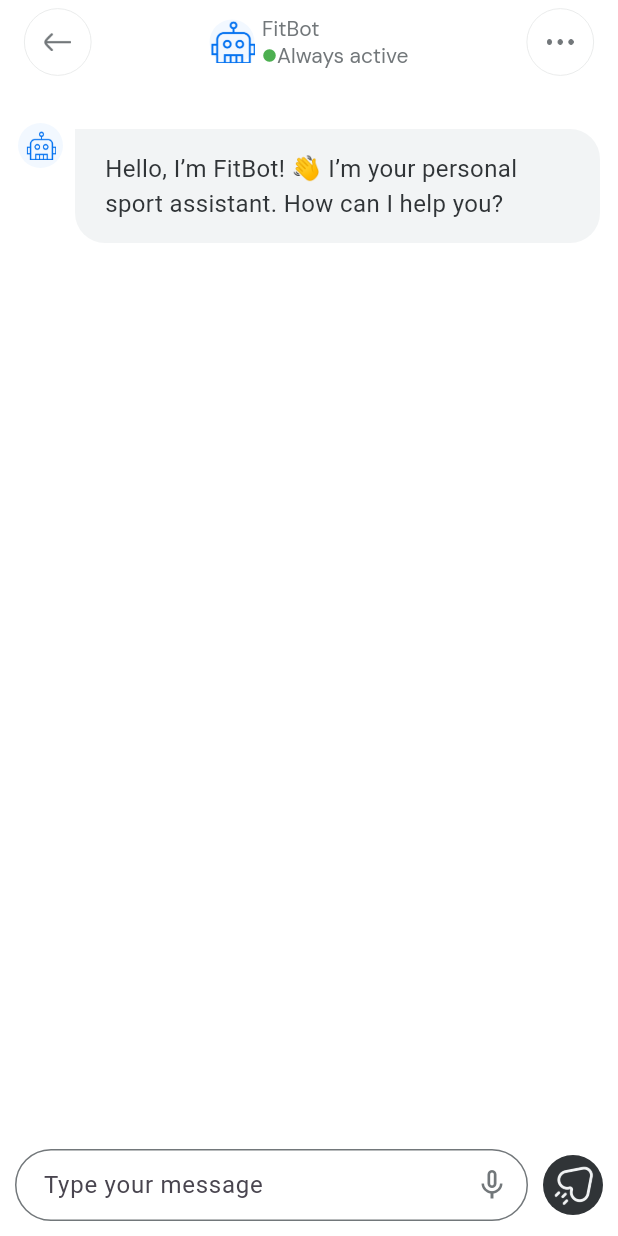
After one commit to Mohit-09-G/Fitness-Chatbot, a Flutter app: the ChatBotScreen screen opened by its route, on a phone screen of 412 x 824 dp. The commit adds this screen. Run offline on Flutter 3.47's test engine with Material 3 defaults, Android fonts, the light colour scheme and no system bars; our stand-ins replace get, get_it, google_fonts.

Commit message:
added chatbot

```diff
--- /dev/null
+++ b/lib/binding/chatbot/chatbot_binding.dart
@@ -0,0 +1,10 @@
+import 'package:fitnessbot/di/injection.dart';
+import 'package:fitnessbot/presentaion/contoller/chatbot/chatbot_contoller.dart';
+import 'package:get/get.dart';
+
+class ChatbotBinding extends Bindings {
+  @override
+  void dependencies() {
+    Get.lazyPut<ChatbotContoller>(() => getIt<ChatbotContoller>());
+  }
+}
--- a/lib/config/app_images.dart
+++ b/lib/config/app_images.dart
@@ -10,4 +10,8 @@ class AppImages {
   static const String star = 'assets/images/Star.png';
   static const String clock = 'assets/images/Time Circle 6.png';
   static const String pin = 'assets/images/Pin.png';
+  static const String backbutton = 'assets/images/back_button.png';
+  static const String threeDots = "assets/images/threedots.png";
+  static const String cchatbot = "assets/images/chatbot.png";
+  static const String sed = 'assets/images/Send 2.png';
 }
--- a/lib/config/app_routes.dart
+++ b/lib/config/app_routes.dart
@@ -1,4 +1,5 @@
 class AppRoutes {
   static const String home = '/home';
   static const String mainScreen = '/main';
+  static const String chatBotScreen = '/chatbot';
 }
--- a/lib/di/injection.dart
+++ b/lib/di/injection.dart
@@ -1,3 +1,4 @@
+import 'package:fitnessbot/presentaion/contoller/chatbot/chatbot_contoller.dart';
 import 'package:fitnessbot/presentaion/contoller/home/home_contoller.dart';
 import 'package:fitnessbot/presentaion/mainscreen/contoller/main_screen_contoller.dart';
 import 'package:fitnessbot/presentaion/mainscreen/contoller/statcontoller/statstics_contoller.dart';
@@ -10,4 +11,5 @@ Future<void> init() async {
   getIt.registerFactory<HomeContoller>(() => HomeContoller());
   getIt.registerFactory<MainScreenContoller>(() => MainScreenContoller());
   getIt.registerFactory<StatsticsContoller>(() => StatsticsContoller());
+  getIt.registerFactory<ChatbotContoller>(() => ChatbotContoller());
 }
--- a/lib/pages.dart
+++ b/lib/pages.dart
@@ -1,7 +1,9 @@
+import 'package:fitnessbot/binding/chatbot/chatbot_binding.dart';
 import 'package:fitnessbot/binding/home/home_binding.dart';
 import 'package:fitnessbot/binding/manscreen/mainscreenbinding.dart';
 import 'package:fitnessbot/config/app_routes.dart';
 import 'package:fitnessbot/presentaion/mainscreen/screen/mainscreen.dart';
+import 'package:fitnessbot/presentaion/screens/chatbot/chat_bot_screen.dart';
 import 'package:fitnessbot/presentaion/screens/home/home_screen.dart';
 import 'package:get/route_manager.dart';
 
@@ -12,6 +14,10 @@ class Pages {
     GetPage(
         name: AppRoutes.mainScreen,
         page: () => Mainscreen(),
-        binding: Mainscreenbinding())
+        binding: Mainscreenbinding()),
+    GetPage(
+        name: AppRoutes.chatBotScreen,
+        page: () => ChatBotScreen(),
+        binding: ChatbotBinding())
   ];
 }
--- /dev/null
+++ b/lib/presentaion/contoller/chatbot/chatbot_contoller.dart
@@ -0,0 +1,80 @@
+import 'dart:convert';
+import 'package:get/get.dart';
+import 'package:fitnessbot/config/app_api.dart';
+import 'package:http/http.dart' as http;
+
+class ChatMessage {
+  final String text;
+  final bool isUser;
+
+  ChatMessage({required this.text, required this.isUser});
+}
+
+class ChatbotContoller extends GetxController {
+  final responseText = ''.obs;
+  final isLoading = false.obs;
+  final messages = <ChatMessage>[].obs;
+
+  @override
+  void onInit() {
+    super.onInit();
+
+    messages.add(ChatMessage(
+      text:
+          "Hello, I’m FitBot! 👋 I’m your personal sport assistant. How can I help you?",
+      isUser: false,
+    ));
+  }
+
+  Future<void> sendMessage(String message) async {
+    bool messageExists = false;
+
+    for (var chat in messages) {
+      if (chat.isUser && chat.text == message) {
+        responseText.value += " $message";
+        messageExists = true;
+        break;
+      }
+    }
+
+    if (!messageExists) {
+      messages.add(ChatMessage(text: message, isUser: true));
+    }
+
+    isLoading.value = true;
+    responseText.value = '';
+
+    try {
+      final response = await http.post(
+        Uri.parse(url),
+        headers: {
+          'Content-Type': 'application/json',
+          'Authorization': 'Bearer $apiKey',
+        },
+        body: jsonEncode({
+          'model': 'gpt-3.5-turbo',
+          'messages': [
+            {'role': 'user', 'content': message}
+          ],
+        }),
+      );
+
+      if (response.statusCode == 200) {
+        final data = jsonDecode(response.body);
+        final reply = data['choices'][0]['message']['content'];
+        responseText.value = reply;
+        messages.add(ChatMessage(text: reply, isUser: false));
+      } else {
+        final errorMsg = 'Error: ${response.statusCode}';
+        responseText.value = errorMsg;
+        messages.add(ChatMessage(text: errorMsg, isUser: false));
+      }
+    } catch (e) {
+      final errorMsg = 'Error: $e';
+      responseText.value = errorMsg;
+      messages.add(ChatMessage(text: errorMsg, isUser: false));
+    } finally {
+      isLoading.value = false;
+    }
+  }
+}
--- a/lib/presentaion/mainscreen/screen/mainscreen.dart
+++ b/lib/presentaion/mainscreen/screen/mainscreen.dart
@@ -1,5 +1,6 @@
 import 'package:fitnessbot/presentaion/mainscreen/contoller/main_screen_contoller.dart';
 import 'package:fitnessbot/presentaion/mainscreen/screen/bottombar/custom_bottom_bar.dart';
+import 'package:fitnessbot/presentaion/screens/chatbot/chat_bot_screen.dart';
 import 'package:fitnessbot/presentaion/screens/home/home_screen.dart';
 import 'package:fitnessbot/presentaion/screens/statistics/statistics.dart';
 import 'package:flutter/material.dart';
@@ -22,8 +23,8 @@ class _MainscreenState extends State<Mainscreen> {
     Statistics(),
     Container(
       height: 50,
-      color: Colors.black,
-    )
+      color: Colors.amber,
+    ),
   ];
 
   @override
--- /dev/null
+++ b/lib/presentaion/screens/chatbot/chat_bot_screen.dart
@@ -0,0 +1,124 @@
+import 'package:fitnessbot/config/app_images.dart';
+import 'package:fitnessbot/presentaion/contoller/chatbot/chatbot_contoller.dart';
+import 'package:fitnessbot/presentaion/screens/chatbot/widgets/chatAppbar.dart';
+import 'package:fitnessbot/presentaion/screens/chatbot/widgets/textfiled.dart';
+import 'package:flutter/material.dart';
+import 'package:get/get.dart';
+
+class ChatBotScreen extends StatelessWidget {
+  ChatBotScreen({super.key});
+
+  final ChatbotContoller chatbotContoller = Get.put(ChatbotContoller());
+  final ScrollController _scrollController = ScrollController();
+
+  void _scrollToBottom() {
+    Future.delayed(const Duration(milliseconds: 100), () {
+      if (_scrollController.hasClients) {
+        _scrollController.animateTo(
+          _scrollController.position.maxScrollExtent,
+          duration: const Duration(milliseconds: 300),
+          curve: Curves.easeOut,
+        );
+      }
+    });
+  }
+
+  @override
+  Widget build(BuildContext context) {
+    return GestureDetector(
+      onTap: () => FocusScope.of(context).unfocus(),
+      child: Scaffold(
+        resizeToAvoidBottomInset: true,
+        appBar: PreferredSize(
+          preferredSize: const Size.fromHeight(70),
+          child: Chatappbar(),
+        ),
+        backgroundColor: Colors.white,
+        body: Column(
+          children: [
+            Expanded(
+              child: Obx(() {
+                WidgetsBinding.instance
+                    .addPostFrameCallback((_) => _scrollToBottom());
+                return ListView.builder(
+                  controller: _scrollController,
+                  padding: const EdgeInsets.all(12),
+                  itemCount: chatbotContoller.messages.length,
+                  itemBuilder: (context, index) {
+                    final msg = chatbotContoller.messages[index];
+                    return Align(
+                      alignment: msg.isUser
+                          ? Alignment.centerRight
+                          : Alignment.centerLeft,
+                      child: Row(
+                        crossAxisAlignment: CrossAxisAlignment.start,
+                        mainAxisSize: MainAxisSize.min,
+                        mainAxisAlignment: msg.isUser
+                            ? MainAxisAlignment.end
+                            : MainAxisAlignment.start,
+                        children: [
+                          if (!msg.isUser)
+                            Container(
+                              decoration: const BoxDecoration(
+                                  shape: BoxShape.circle,
+                                  color: Color(0xffF2F8FF)),
+                              padding: const EdgeInsets.all(5.0),
+                              child: Image.asset(
+                                AppImages.cchatbot,
+                                height: 20,
+                                width: 20,
+                              ),
+                            ),
+                          const SizedBox(width: 8),
+                          Flexible(
+                            child: Container(
+                              padding: const EdgeInsets.symmetric(
+                                  vertical: 15, horizontal: 20),
+                              margin: const EdgeInsets.symmetric(vertical: 4),
+                              decoration: BoxDecoration(
+                                shape: BoxShape.rectangle,
+                                color: msg.isUser
+                                    ? const Color(0xffF2F8FF)
+                                    : const Color(0xffF2F4F5),
+                                borderRadius: BorderRadius.only(
+                                  topLeft: Radius.circular(msg.isUser ? 20 : 0),
+                                  topRight:
+                                      Radius.circular(msg.isUser ? 20 : 20),
+                                  bottomLeft: Radius.circular(20),
+                                  bottomRight:
+                                      Radius.circular(msg.isUser ? 0 : 20),
+                                ),
+                              ),
+                              child: Text(
+                                msg.text,
+                                style: TextStyle(
+                                  fontSize: 16,
+                                  color: msg.isUser
+                                      ? const Color(0xff006BE5)
+                                      : const Color(0xff303437),
+                                ),
+                              ),
+                            ),
+                          ),
+                        ],
+                      ),
+                    );
+                  },
+                );
+              }),
+            ),
+            if (chatbotContoller.isLoading.value)
+              const Padding(
+                padding: EdgeInsets.all(8.0),
+                child: CircularProgressIndicator(),
+              ),
+            const Padding(
+              padding: EdgeInsets.all(10.0),
+              child: Textfiled(),
+            ),
+          ],
+        ),
+      ),
+    );
+  }
+}
--- /dev/null
+++ b/lib/presentaion/screens/chatbot/widgets/chatAppbar.dart
@@ -0,0 +1,67 @@
+import 'package:fitnessbot/config/app_images.dart';
+import 'package:fitnessbot/config/customtextstyle.dart';
+import 'package:fitnessbot/presentaion/screens/home/widgets/circular_white_baground.dart';
+import 'package:flutter/material.dart';
+import 'package:get/get.dart';
+
+class Chatappbar extends StatelessWidget {
+  const Chatappbar({super.key});
+
+  @override
+  Widget build(BuildContext context) {
+    return AppBar(
+      automaticallyImplyLeading: false,
+      backgroundColor: Colors.white,
+      title: Row(
+        mainAxisAlignment: MainAxisAlignment.spaceBetween,
+        children: [
+          InkWell(
+              onTap: () {
+                Get.back();
+              },
+              child: CircularWhiteBaground(imagesPath: AppImages.backbutton)),
+          Row(
+            spacing: 5,
+            children: [
+              Container(
+                  decoration: BoxDecoration(
+                      shape: BoxShape.circle, color: Color(0xffF2F8FF)),
+                  child: Row(
+                    children: [
+                      Image.asset(
+                        AppImages.cchatbot,
+                        height: 30,
+                        width: 30,
+                      ),
+                    ],
+                  )),
+              Column(
+                crossAxisAlignment: CrossAxisAlignment.start,
+                children: [
+                  Text(
+                    "FitBot",
+                    style: AppTextStyles.body14black,
+                  ),
+                  Row(
+                    children: [
+                      Icon(
+                        size: 10,
+                        Icons.circle,
+                        color: Colors.green,
+                      ),
+                      Text(
+                        "Always active",
+                        style: AppTextStyles.body14black,
+                      )
+                    ],
+                  )
+                ],
+              )
+            ],
+          ),
+          CircularWhiteBaground(imagesPath: AppImages.threeDots)
+        ],
+      ),
+    );
+  }
+}
--- /dev/null
+++ b/lib/presentaion/screens/chatbot/widgets/textfiled.dart
@@ -0,0 +1,84 @@
+import 'package:fitnessbot/config/app_images.dart';
+import 'package:fitnessbot/presentaion/contoller/chatbot/chatbot_contoller.dart';
+import 'package:flutter/material.dart';
+import 'package:get/get.dart';
+
+class Textfiled extends StatefulWidget {
+  const Textfiled({super.key});
+
+  @override
+  State<Textfiled> createState() => _TextfiledState();
+}
+
+class _TextfiledState extends State<Textfiled> {
+  final ChatbotContoller chatbotContoller = Get.put(ChatbotContoller());
+
+  final TextEditingController inputController = TextEditingController();
+  final FocusNode _focusNode = FocusNode();
+
+  @override
+  void dispose() {
+    _focusNode.dispose();
+    inputController.dispose();
+    super.dispose();
+  }
+
+  @override
+  Widget build(BuildContext context) {
+    return Row(
+      children: [
+        Expanded(
+          child: TextField(
+            focusNode: _focusNode,
+            controller: inputController,
+            onTap: () {},
+            decoration: const InputDecoration(
+              contentPadding: EdgeInsets.symmetric(vertical: 5, horizontal: 15),
+              suffixIcon: Icon(
+                Icons.mic_none,
+                color: Color(0xff72777A),
+              ),
+              border: OutlineInputBorder(
+                borderSide: BorderSide(color: Color(0xff72777A)),
+                borderRadius: BorderRadius.all(Radius.circular(48)),
+              ),
+              enabledBorder: OutlineInputBorder(
+                borderSide: BorderSide(color: Color(0xff72777A)),
+                borderRadius: BorderRadius.all(Radius.circular(48)),
+              ),
+              focusedBorder: OutlineInputBorder(
+                borderSide: BorderSide(color: Color(0xff72777A)),
+                borderRadius: BorderRadius.all(Radius.circular(48)),
+              ),
+              hintText: "Type your message",
+              hintStyle: TextStyle(fontSize: 16, height: 0),
+            ),
+          ),
+        ),
+        const SizedBox(width: 10),
+        InkWell(
+          onTap: () {
+            final message = inputController.text.trim();
+            if (message.isNotEmpty) {
+              chatbotContoller.sendMessage(message);
+              inputController.clear();
+              _focusNode.requestFocus();
+            }
+          },
+          child: Container(
+            decoration: const BoxDecoration(
+              shape: BoxShape.circle,
+              color: Color(0xff303437),
+            ),
+            padding: const EdgeInsets.all(5.0),
+            child: Image.asset(
+              AppImages.sed,
+              height: 30,
+              width: 30,
+            ),
+          ),
+        )
+      ],
+    );
+  }
+}
--- a/lib/presentaion/screens/home/widgets/home_appbar.dart
+++ b/lib/presentaion/screens/home/widgets/home_appbar.dart
@@ -1,6 +1,8 @@
 import 'package:fitnessbot/config/app_images.dart';
+import 'package:fitnessbot/config/app_routes.dart';
 import 'package:fitnessbot/presentaion/screens/home/widgets/circular_white_baground.dart';
 import 'package:flutter/material.dart';
+import 'package:get/get.dart';
 
 class HomeAppbar extends StatelessWidget {
   const HomeAppbar({super.key});
@@ -18,8 +20,13 @@ class HomeAppbar extends StatelessWidget {
           Row(
             spacing: 15,
             children: [
-              CircularWhiteBaground(
-                imagesPath: AppImages.msg,
+              InkWell(
+                onTap: () {
+                  Get.toNamed(AppRoutes.chatBotScreen);
+                },
+                child: CircularWhiteBaground(
+                  imagesPath: AppImages.msg,
+                ),
               ),
               CircularWhiteBaground(
                 imagesPath: AppImages.notification,
--- a/lib/presentaion/screens/statistics/statistics.dart
+++ b/lib/presentaion/screens/statistics/statistics.dart
@@ -21,10 +21,12 @@ class Statistics extends StatelessWidget {
     return Scaffold(
       backgroundColor: Colors.white,
       appBar: PreferredSize(
-        preferredSize: Size.fromHeight(screenUtil.screenHeight * 0.1),
-        child: SizedBox(height: screenUtil.screenHeight * 0.1),
+        preferredSize: Size.fromHeight(screenUtil.screenHeight * 0.02),
+        child: SizedBox(height: screenUtil.screenHeight * 0.02),
       ),
-      body: Column(
+      body: SingleChildScrollView(
+        scrollDirection: Axis.vertical,
+        child: Column(
           children: [
             Padding(
               padding: const EdgeInsets.all(20.0),
@@ -162,7 +164,7 @@ class Statistics extends StatelessWidget {
                     style: AppTextStyles.body18,
                   ),
                   SizedBox(
-                  height: screenUtil.screenHeight * 0.14,
+                    height: screenUtil.screenHeight * 0.16,
                     child: Center(
                       child: ListView.builder(
                         shrinkWrap: true,
@@ -339,6 +341,7 @@ class Statistics extends StatelessWidget {
             )
           ],
         ),
+      ),
     );
   }
 }
--- a/pubspec.yaml
+++ b/pubspec.yaml
@@ -38,6 +38,8 @@ dependencies:
   get_it: ^8.0.3
   google_fonts: ^6.2.1
   intl: ^0.20.2
+  dart_openai: ^5.1.0
+  http: ^1.3.0
 
 dev_dependencies:
   flutter_test:
```
Also changed, not shown: assets/ChatGPT Image Apr 16, 2025, 04_04_49 PM.png (added), assets/images/Send 2.png (added), assets/images/back_button.png (added), assets/images/threedots.png (added), pubspec.lock, 6 other files. Lines whose indentation alone changed are shown as unchanged.
